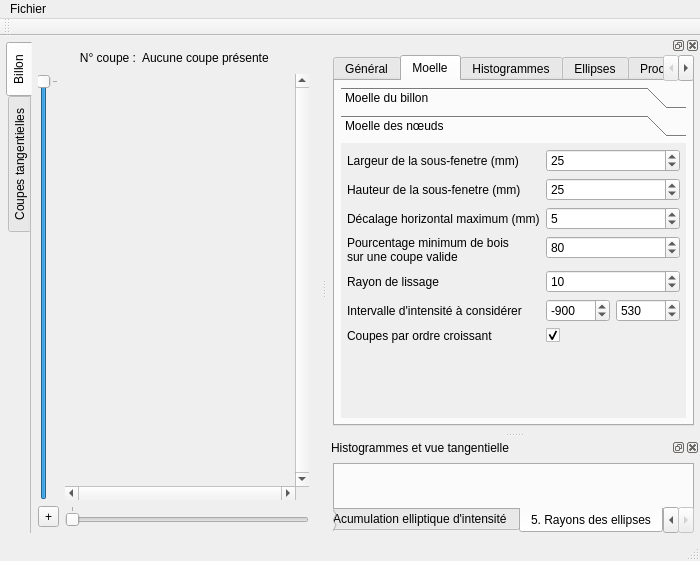
The window that ui/mainwindow.ui (akrah/TKDetection) describes before a commit, drawn with Qt 5.
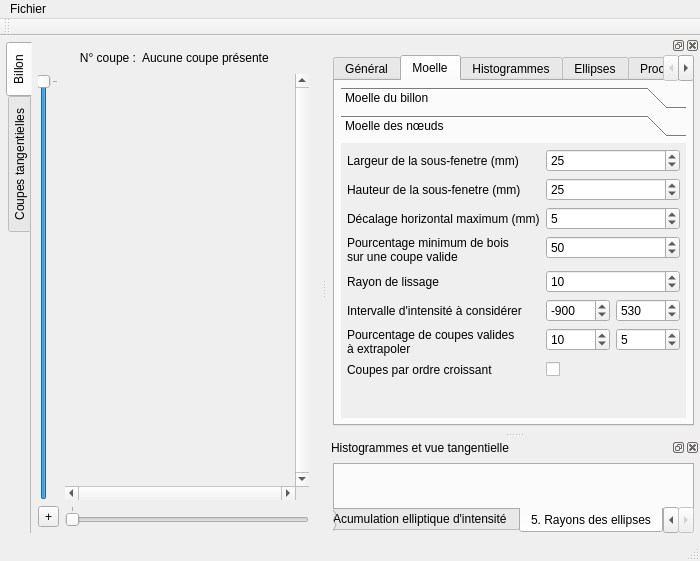
The same window after the commit. The open tabs and pages were chosen to show the change. Custom widgets are drawn as their Qt base class.

Commit message: - Bug fix : pixel value of tangential slices mixing linear and trilinear interpolation - Bug fix : smoothing no circular - Optimizations of pith extraction - Add parameters for pith detection in graphical interface - New default parameters giving better results

```diff
--- a/ui/mainwindow.ui
+++ b/ui/mainwindow.ui
@@ -1102,10 +1102,10 @@
            <widget class="QWidget" name="page_11">
             <property name="geometry">
              <rect>
-              <x>0</x>
-              <y>0</y>
-              <width>399</width>
-              <height>252</height>
+              <x>-90</x>
+              <y>-92</y>
+              <width>417</width>
+              <height>292</height>
              </rect>
             </property>
             <attribute name="label">
@@ -1226,20 +1226,20 @@
                </item>
               </layout>
              </item>
-             <item row="7" column="0">
+             <item row="8" column="0">
               <widget class="QLabel" name="label_60">
                <property name="text">
                 <string>Coupes par ordre croissant</string>
                </property>
               </widget>
              </item>
-             <item row="7" column="1">
+             <item row="8" column="1">
               <widget class="QCheckBox" name="_chechPithAscendingOrder_knot">
                <property name="text">
                 <string/>
                </property>
                <property name="checked">
-                <bool>true</bool>
+                <bool>false</bool>
                </property>
               </widget>
              </item>
@@ -1257,10 +1257,42 @@
                 <number>100</number>
                </property>
                <property name="value">
-                <number>80</number>
+                <number>50</number>
                </property>
               </widget>
              </item>
+             <item row="7" column="0">
+              <widget class="QLabel" name="label_47">
+               <property name="text">
+                <string>Pourcentage de coupes valides
+à extrapoler</string>
+               </property>
+              </widget>
+             </item>
+             <item row="7" column="1">
+              <layout class="QHBoxLayout" name="horizontalLayout_17">
+               <item>
+                <widget class="QSpinBox" name="_spinFirstSlicesToExtrapolate_knot">
+                 <property name="maximum">
+                  <number>100</number>
+                 </property>
+                 <property name="value">
+                  <number>10</number>
+                 </property>
+                </widget>
+               </item>
+               <item>
+                <widget class="QSpinBox" name="_spinLastSlicesToExtrapolate_knot">
+                 <property name="maximum">
+                  <number>100</number>
+                 </property>
+                 <property name="value">
+                  <number>5</number>
+                 </property>
+                </widget>
+               </item>
+              </layout>
+             </item>
             </layout>
            </widget>
           </widget>
```
Left out of the diff: 108 changed lines with no effect on the pictures. The commit also changes 6 other files.
